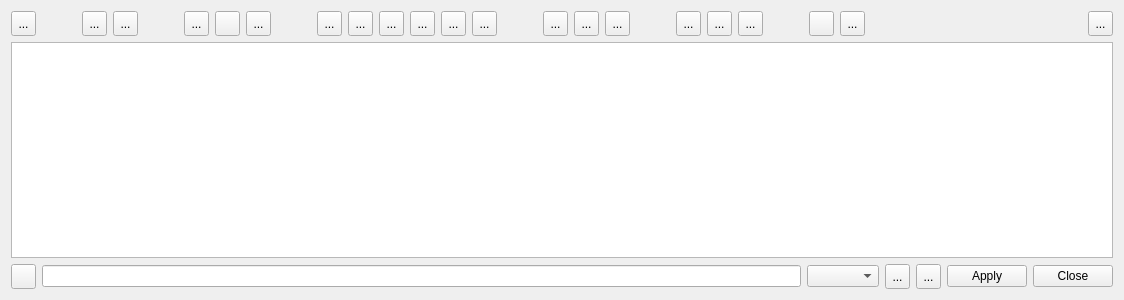
Before: the Qt Designer form NAVigater/CGNS/NAV/T/Q7TreeWindow.ui in pyCGNS/pyCGNS, drawn with Qt 5.
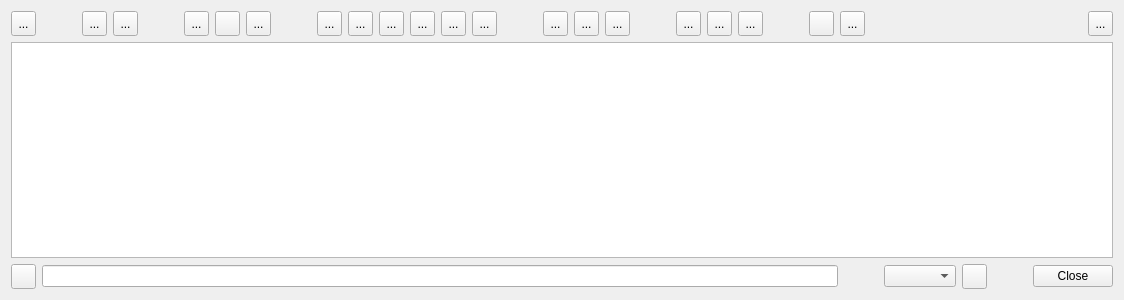
After: the same form once the commit is applied. Icons and pictures are not drawn. Custom widgets are drawn as their Qt base class.

The edit to the form file:
```diff
--- a/NAVigater/CGNS/NAV/T/Q7TreeWindow.ui
+++ b/NAVigater/CGNS/NAV/T/Q7TreeWindow.ui
@@ -763,7 +763,23 @@
       </widget>
      </item>
      <item>
-      <widget class="QComboBox" name="Q7QueryComboWidget">
+      <spacer name="horizontalSpacer_9">
+       <property name="orientation">
+        <enum>Qt::Horizontal</enum>
+       </property>
+       <property name="sizeType">
+        <enum>QSizePolicy::Fixed</enum>
+       </property>
+       <property name="sizeHint" stdset="0">
+        <size>
+         <width>40</width>
+         <height>20</height>
+        </size>
+       </property>
+      </spacer>
+     </item>
+     <item>
+      <widget class="QComboBox" name="cQuery">
        <property name="sizePolicy">
         <sizepolicy hsizetype="Fixed" vsizetype="Fixed">
          <horstretch>0</horstretch>
@@ -772,59 +788,45 @@
        </property>
       </widget>
      </item>
-     <item>
-      <widget class="QToolButton" name="toolButton_21">
-       <property name="minimumSize">
-        <size>
-         <width>25</width>
-         <height>25</height>
-        </size>
-       </property>
-       <property name="maximumSize">
-        <size>
-         <width>25</width>
-         <height>25</height>
-        </size>
-       </property>
-       <property name="text">
-        <string>...</string>
-       </property>
-       <property name="icon">
-        <iconset resource="../R/Res.qrc">
-         <normaloff>:/images/icons/arrow.gif</normaloff>:/images/icons/arrow.gif</iconset>
-       </property>
-      </widget>
-     </item>
-     <item>
-      <widget class="QToolButton" name="toolButton_20">
-       <property name="minimumSize">
-        <size>
-         <width>25</width>
-         <height>25</height>
-        </size>
-       </property>
-       <property name="maximumSize">
-        <size>
-         <width>25</width>
-         <height>25</height>
-        </size>
-       </property>
-       <property name="text">
-        <string>...</string>
-       </property>
-       <property name="icon">
-        <iconset resource="../R/Res.qrc">
-         <normaloff>:/images/icons/arrow_R.gif</normaloff>:/images/icons/arrow_R.gif</iconset>
-       </property>
-      </widget>
-     </item>
      <item>
       <widget class="QPushButton" name="bApply">
+       <property name="minimumSize">
+        <size>
+         <width>25</width>
+         <height>25</height>
+        </size>
+       </property>
+       <property name="maximumSize">
+        <size>
+         <width>25</width>
+         <height>25</height>
+        </size>
+       </property>
        <property name="text">
-        <string>Apply</string>
+        <string/>
+       </property>
+       <property name="icon">
+        <iconset resource="../R/Res.qrc">
+         <normaloff>:/images/icons/undo-last-modification.gif</normaloff>:/images/icons/undo-last-modification.gif</iconset>
        </property>
       </widget>
      </item>
+     <item>
+      <spacer name="horizontalSpacer_8">
+       <property name="orientation">
+        <enum>Qt::Horizontal</enum>
+       </property>
+       <property name="sizeType">
+        <enum>QSizePolicy::Fixed</enum>
+       </property>
+       <property name="sizeHint" stdset="0">
+        <size>
+         <width>40</width>
+         <height>20</height>
+        </size>
+       </property>
+      </spacer>
+     </item>
      <item>
       <widget class="QPushButton" name="bClose">
        <property name="text">
```
